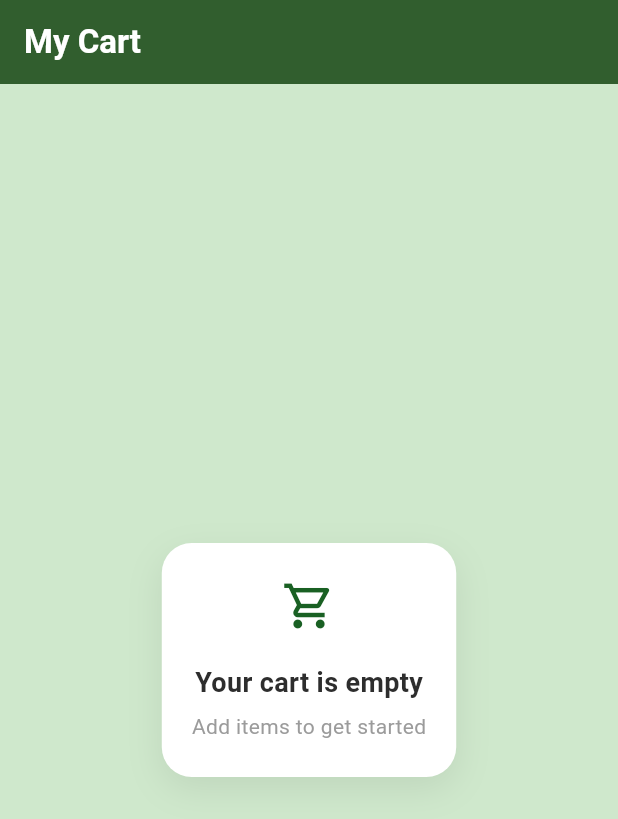
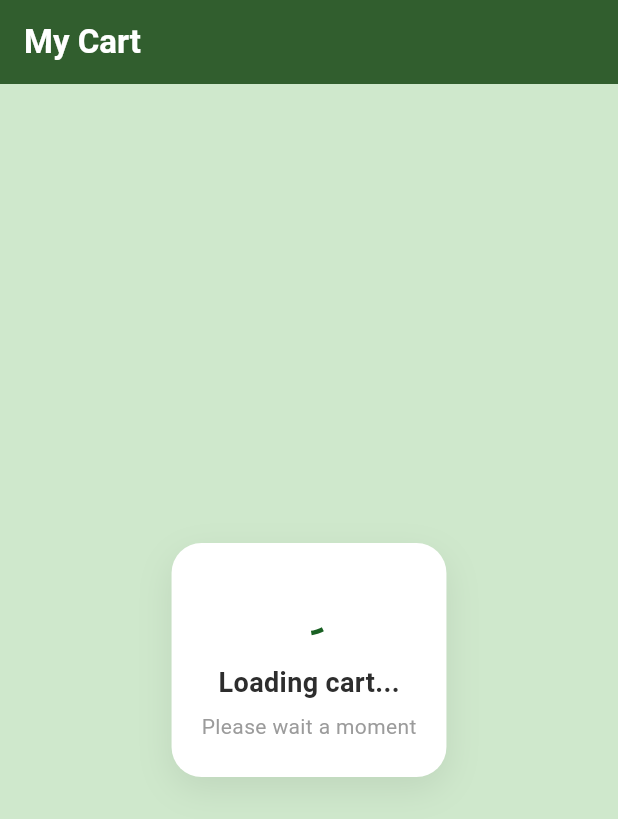
Before and after one commit to lilianeuwase2/center_widget_demo, a Flutter app: the screen it shows after launch, on a phone screen of 412 x 824 dp. Shown: the top 819 px of the screen. Run offline on Flutter 3.47's test engine with Material 3 defaults, Android fonts, the phone set to English and light mode, and no system bars.

Commit message:
replaced empty cart card with loading card and updated readme

```diff
--- a/lib/main.dart
+++ b/lib/main.dart
@@ -52,7 +52,7 @@ class CartScreen extends StatelessWidget {
           heightFactor: null,
 
           //
-          child: EmptyCartCard()
+          child: LoadingCard()
         ),
         // -------------------------------------------------
       ),
```
Also changed, not shown: 1 other file.
